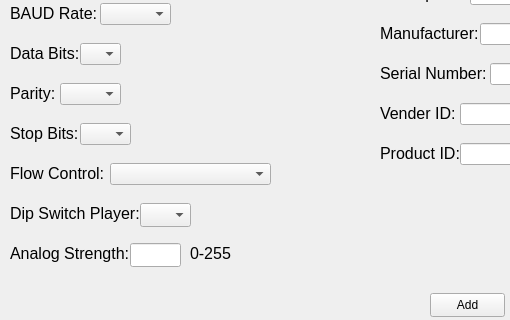
Above: Windows/addLightGunWindow.ui from 6Bolt/Hook-Of-The-Reaper before the change; both pictures show x 0 to 510 and y 197 to 517 of the 667 by 517 pixel window. Below: the same form after it.
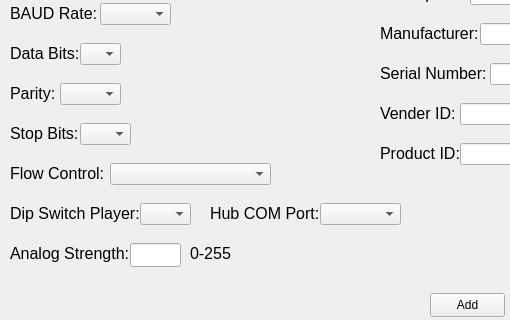
That is the form after the change.

Commit message: Added Hub Com Port to MX24 Default Light Gun

Diff of the .ui file:
```diff
--- a/Windows/addLightGunWindow.ui
+++ b/Windows/addLightGunWindow.ui
@@ -628,7 +628,7 @@
      <x>140</x>
      <y>400</y>
      <width>51</width>
-     <height>24</height>
+     <height>22</height>
     </rect>
    </property>
    <property name="font">
@@ -694,6 +694,39 @@
     <string>0-255</string>
    </property>
   </widget>
+  <widget class="QLabel" name="label_20">
+   <property name="geometry">
+    <rect>
+     <x>210</x>
+     <y>390</y>
+     <width>111</width>
+     <height>41</height>
+    </rect>
+   </property>
+   <property name="font">
+    <font>
+     <pointsize>12</pointsize>
+    </font>
+   </property>
+   <property name="text">
+    <string>Hub COM Port:</string>
+   </property>
+  </widget>
+  <widget class="QComboBox" name="hubComComboBox">
+   <property name="geometry">
+    <rect>
+     <x>320</x>
+     <y>400</y>
+     <width>81</width>
+     <height>22</height>
+    </rect>
+   </property>
+   <property name="font">
+    <font>
+     <pointsize>10</pointsize>
+    </font>
+   </property>
+  </widget>
  </widget>
  <resources/>
  <connections/>
```
The commit also changes 9 other files.
